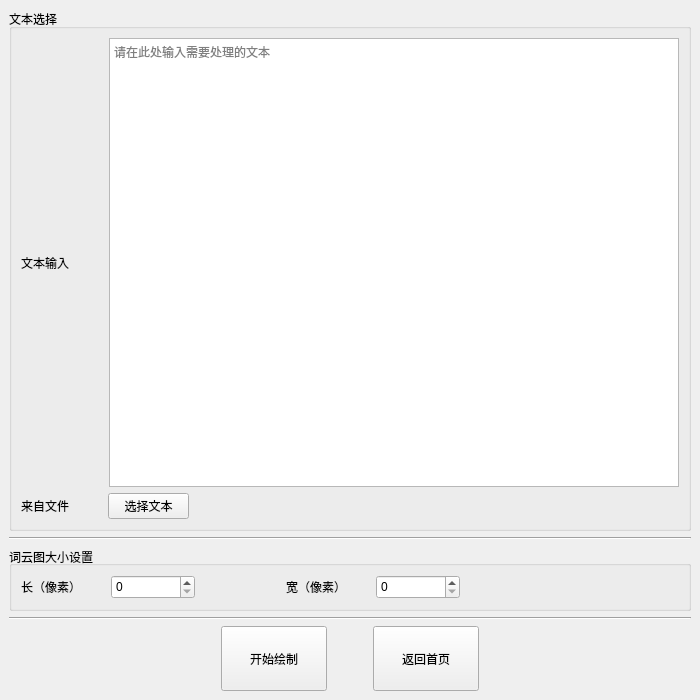
The window that resources/Text.ui (CFRFREE/WordCloud) describes before a commit, drawn with Qt 5.
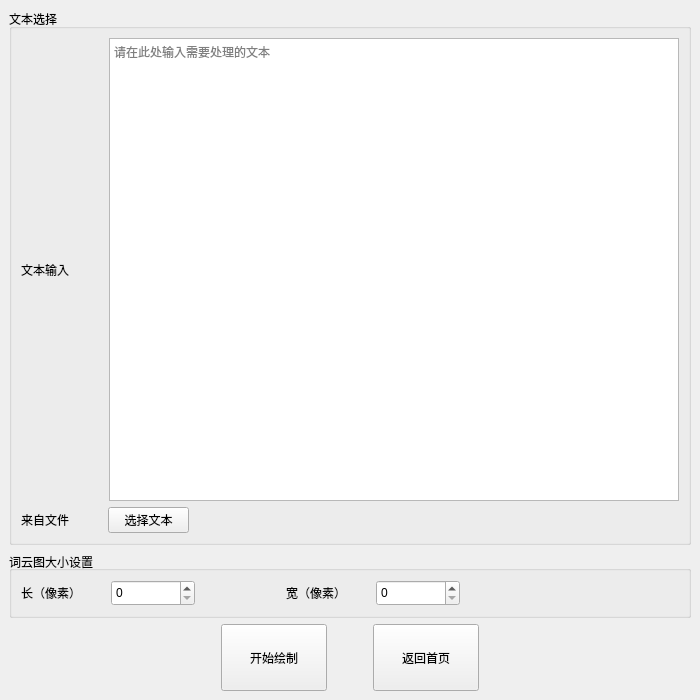
The same window after the commit.

Patch:
```diff
--- a/resources/Text.ui
+++ b/resources/Text.ui
@@ -14,7 +14,7 @@
    <string>FREE词云绘制软件—文本模式</string>
   </property>
   <widget class="QWidget" name="centralwidget">
-   <layout class="QVBoxLayout" name="verticalLayout_2" stretch="8,0,1,0,1">
+   <layout class="QVBoxLayout" name="verticalLayout_2" stretch="8,1,1">
     <item>
      <widget class="QGroupBox" name="groupBox_2">
       <property name="sizePolicy">
@@ -77,13 +77,6 @@
       </layout>
      </widget>
     </item>
-    <item>
-     <widget class="Line" name="line_2">
-      <property name="orientation">
-       <enum>Qt::Horizontal</enum>
-      </property>
-     </widget>
-    </item>
     <item>
      <widget class="QGroupBox" name="groupBox">
       <property name="sizePolicy">
@@ -98,6 +91,9 @@
         <height>0</height>
        </size>
       </property>
+      <property name="styleSheet">
+       <string notr="true"/>
+      </property>
       <property name="title">
        <string>词云图大小设置</string>
       </property>
@@ -196,13 +192,6 @@
       </layout>
      </widget>
     </item>
-    <item>
-     <widget class="Line" name="line">
-      <property name="orientation">
-       <enum>Qt::Horizontal</enum>
-      </property>
-     </widget>
-    </item>
     <item>
      <layout class="QHBoxLayout" name="horizontalLayout_5" stretch="2,1,0,1,2">
       <item>
```
